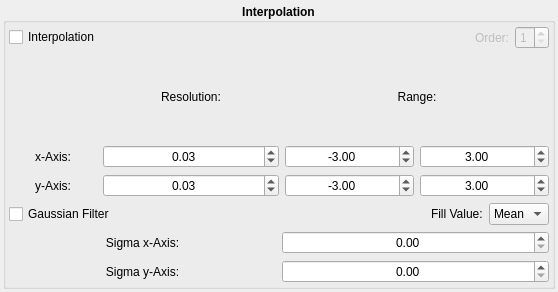
Qt form kmap/ui/interpolation.ui (brands-d/kMap) before a commit.
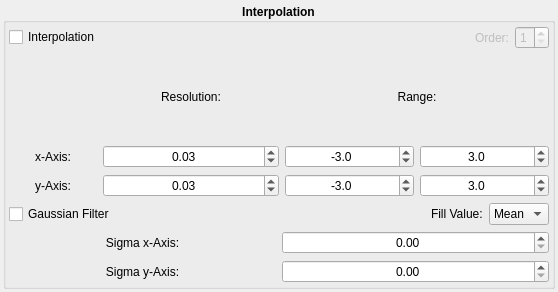
The same form after that commit.

Patch:
```diff
--- a/kmap/ui/interpolation.ui
+++ b/kmap/ui/interpolation.ui
@@ -285,6 +285,9 @@
               <property name="alignment">
                <set>Qt::AlignCenter</set>
               </property>
+              <property name="decimals">
+               <number>1</number>
+              </property>
               <property name="minimum">
                <double>-50.000000000000000</double>
               </property>
@@ -307,6 +310,9 @@
               <property name="alignment">
                <set>Qt::AlignCenter</set>
               </property>
+              <property name="decimals">
+               <number>1</number>
+              </property>
               <property name="minimum">
                <double>-50.000000000000000</double>
               </property>
@@ -333,6 +339,9 @@
               <property name="alignment">
                <set>Qt::AlignCenter</set>
               </property>
+              <property name="decimals">
+               <number>1</number>
+              </property>
               <property name="minimum">
                <double>-50.000000000000000</double>
               </property>
@@ -355,6 +364,9 @@
               <property name="alignment">
                <set>Qt::AlignCenter</set>
               </property>
+              <property name="decimals">
+               <number>1</number>
+              </property>
               <property name="minimum">
                <double>-50.000000000000000</double>
               </property>
```
Left out of the diff: 16 changed lines with no effect on the pictures.
